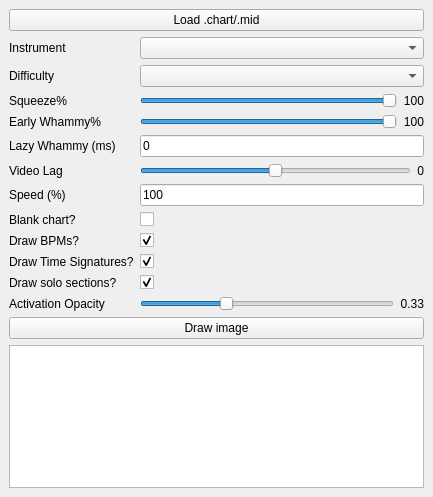
Above: gui/mainwindow.ui from GenericMadScientist/CHOpt before the change. Below: the same form after it.
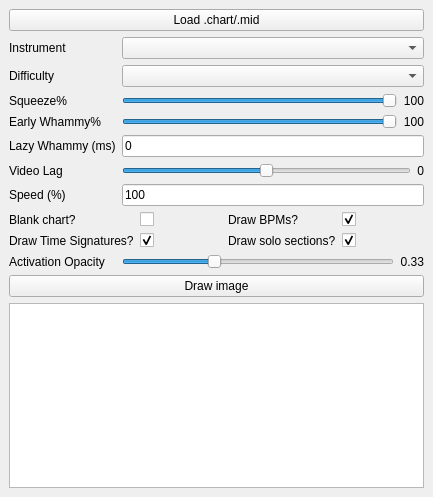
That is the form after the change.

Commit message: Place the checkboxes into a small grid

Diff of the .ui file:
```diff
--- a/gui/mainwindow.ui
+++ b/gui/mainwindow.ui
@@ -144,82 +144,14 @@
         </property>
        </widget>
       </item>
-      <item row="8" column="0">
-       <widget class="QLabel" name="label_7">
-        <property name="text">
-         <string>Blank chart?</string>
-        </property>
-       </widget>
-      </item>
-      <item row="8" column="1">
-       <widget class="QCheckBox" name="blankPathCheckBox">
-        <property name="layoutDirection">
-         <enum>Qt::LeftToRight</enum>
-        </property>
-        <property name="text">
-         <string/>
-        </property>
-       </widget>
-      </item>
-      <item row="9" column="0">
-       <widget class="QLabel" name="label_2">
-        <property name="text">
-         <string>Draw BPMs?</string>
-        </property>
-       </widget>
-      </item>
-      <item row="9" column="1">
-       <widget class="QCheckBox" name="drawBpmsCheckBox">
-        <property name="text">
-         <string/>
-        </property>
-        <property name="checked">
-         <bool>true</bool>
-        </property>
-       </widget>
-      </item>
-      <item row="10" column="0">
-       <widget class="QLabel" name="label_8">
-        <property name="text">
-         <string>Draw Time Signatures?</string>
-        </property>
-       </widget>
-      </item>
-      <item row="10" column="1">
-       <widget class="QCheckBox" name="drawTsesCheckBox">
-        <property name="text">
-         <string/>
-        </property>
-        <property name="checked">
-         <bool>true</bool>
-        </property>
-       </widget>
-      </item>
-      <item row="11" column="0">
-       <widget class="QLabel" name="label_9">
-        <property name="text">
-         <string>Draw solo sections?</string>
-        </property>
-       </widget>
-      </item>
-      <item row="11" column="1">
-       <widget class="QCheckBox" name="drawSolosCheckBox">
-        <property name="text">
-         <string/>
-        </property>
-        <property name="checked">
-         <bool>true</bool>
-        </property>
-       </widget>
-      </item>
-      <item row="13" column="0" colspan="2">
+      <item row="10" column="0" colspan="2">
        <widget class="QPushButton" name="findPathButton">
         <property name="text">
          <string>Draw image</string>
         </property>
        </widget>
       </item>
-      <item row="14" column="0" colspan="2">
+      <item row="11" column="0" colspan="2">
        <widget class="QTextEdit" name="messageBox">
         <property name="readOnly">
          <bool>true</bool>
@@ -274,14 +206,14 @@
         </item>
        </layout>
       </item>
-      <item row="12" column="0">
+      <item row="9" column="0">
        <widget class="QLabel" name="label_12">
         <property name="text">
          <string>Activation Opacity</string>
         </property>
        </widget>
       </item>
-      <item row="12" column="1">
+      <item row="9" column="1">
        <layout class="QHBoxLayout" name="horizontalLayout_4">
         <item>
          <widget class="QSlider" name="opacitySlider">
@@ -308,6 +240,78 @@
         </item>
        </layout>
       </item>
+      <item row="8" column="0" colspan="2">
+       <layout class="QGridLayout" name="gridLayout_2">
+        <item row="0" column="2">
+         <widget class="QLabel" name="label_2">
+          <property name="text">
+           <string>Draw BPMs?</string>
+          </property>
+         </widget>
+        </item>
+        <item row="0" column="0">
+         <widget class="QLabel" name="label_7">
+          <property name="text">
+           <string>Blank chart?</string>
+          </property>
+         </widget>
+        </item>
+        <item row="0" column="1">
+         <widget class="QCheckBox" name="blankPathCheckBox">
+          <property name="layoutDirection">
+           <enum>Qt::LeftToRight</enum>
+          </property>
+          <property name="text">
+           <string/>
+          </property>
+         </widget>
+        </item>
+        <item row="0" column="3">
+         <widget class="QCheckBox" name="drawBpmsCheckBox">
+          <property name="text">
+           <string/>
+          </property>
+          <property name="checked">
+           <bool>true</bool>
+          </property>
+         </widget>
+        </item>
+        <item row="1" column="0">
+         <widget class="QLabel" name="label_8">
+          <property name="text">
+           <string>Draw Time Signatures?</string>
+          </property>
+         </widget>
+        </item>
+        <item row="1" column="1">
+         <widget class="QCheckBox" name="drawTsesCheckBox">
+          <property name="text">
+           <string/>
+          </property>
+          <property name="checked">
+           <bool>true</bool>
+          </property>
+         </widget>
+        </item>
+        <item row="1" column="2">
+         <widget class="QLabel" name="label_9">
+          <property name="text">
+           <string>Draw solo sections?</string>
+          </property>
+         </widget>
+        </item>
+        <item row="1" column="3">
+         <widget class="QCheckBox" name="drawSolosCheckBox">
+          <property name="text">
+           <string/>
+          </property>
+          <property name="checked">
+           <bool>true</bool>
+          </property>
+         </widget>
+        </item>
+       </layout>
+      </item>
      </layout>
     </item>
    </layout>
```
